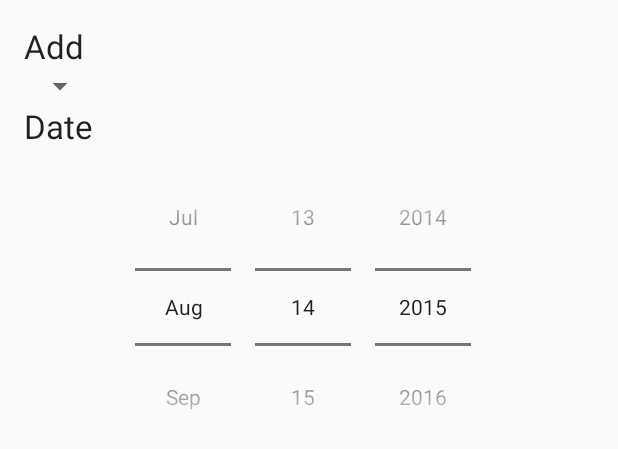
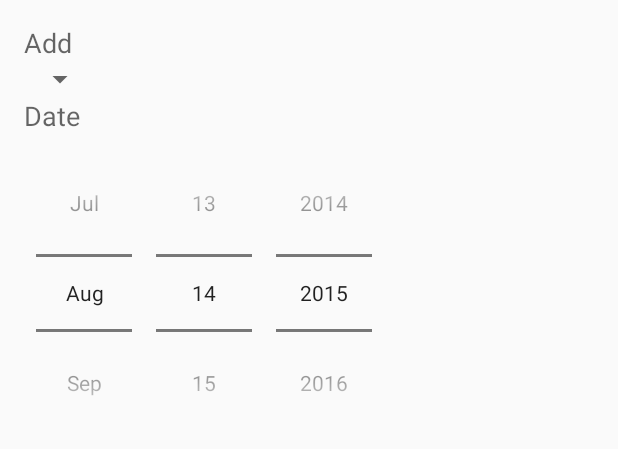
Before and after one commit to napcosta/Beehive, an Android app: the layout action_add_overlay.xml on its own in the app's theme, with its tools: preview values and no code run, on a phone screen of 412 x 824 dp. Shown: the top 449 px of the screen. Run offline under Robolectric (Android 15) with nearby library versions, the phone set to English and light mode, and no system bars.

Commit message:
Improved some overlay styling

```diff
--- a/app/src/main/java/com/example/bee/beehive/Activities/ApiaryActivity.java
+++ b/app/src/main/java/com/example/bee/beehive/Activities/ApiaryActivity.java
@@ -4,6 +4,7 @@ import android.database.Cursor;
 import android.os.Bundle;
 import android.view.View;
 import com.example.bee.beehive.Apiary;
+import com.example.bee.beehive.Fragments.AddApiaryOverlay;
 import com.example.bee.beehive.R;
 import com.example.bee.beehive.dbListEntry;
 
--- a/app/src/main/java/com/example/bee/beehive/Activities/HiveActivity.java
+++ b/app/src/main/java/com/example/bee/beehive/Activities/HiveActivity.java
@@ -8,6 +8,7 @@ import android.view.MenuItem;
 import android.view.View;
 
 import com.example.bee.beehive.DatabaseHandler;
+import com.example.bee.beehive.Fragments.AddHiveOverlay;
 import com.example.bee.beehive.Hive;
 import com.example.bee.beehive.R;
 
--- a/app/src/main/java/com/example/bee/beehive/Activities/ListItem.java
+++ b/app/src/main/java/com/example/bee/beehive/Activities/ListItem.java
@@ -10,11 +10,7 @@ import com.example.bee.beehive.CustomCursorAdapter;
 
 import com.example.bee.beehive.Apiary;
 import com.example.bee.beehive.DatabaseHandler;
-import com.example.bee.beehive.dbListEntry;
-
-import java.util.ArrayList;
-import java.util.List;
-import java.util.Objects;
+import com.example.bee.beehive.Fragments.AddApiaryOverlay;
 
 /**
  * Created by Nuno on 13/06/2015.
--- a/app/src/main/java/com/example/bee/beehive/ListFragment.java
+++ b/app/src/main/java/com/example/bee/beehive/Fragments/ListFragment.java
@@ -1,4 +1,4 @@
-package com.example.bee.beehive;
+package com.example.bee.beehive.Fragments;
 
 import android.content.Intent;
 import android.support.v4.app.Fragment;
@@ -18,6 +18,8 @@ import android.widget.Toast;
 
 import com.example.bee.beehive.Activities.ApiaryActivity;
 import com.example.bee.beehive.Activities.ListItem;
+import com.example.bee.beehive.CustomCursorAdapter;
+import com.example.bee.beehive.R;
 
 import java.util.List;
 
--- a/app/src/main/res/layout/action_add_overlay.xml
+++ b/app/src/main/res/layout/action_add_overlay.xml
@@ -9,11 +9,17 @@
                 tools:context="com.example.bee.beehive.Activities.AddOverlay">
 
 
+    <LinearLayout
+        android:orientation="vertical"
+        android:layout_width="match_parent"
+        android:layout_height="wrap_content"
+        android:id="@+id/linearLayout3">
+
         <TextView
             android:text="@string/action_add"
             android:layout_width="wrap_content"
             android:layout_height="wrap_content"
-        android:textAppearance="?android:attr/textAppearanceLarge"
+            android:textAppearance="?android:attr/textAppearanceMedium"
             android:id="@+id/textView"
             android:layout_alignParentTop="true"
             android:layout_alignParentLeft="true"
@@ -26,12 +32,21 @@
             android:layout_below="@+id/textView"
             android:layout_alignParentLeft="true"
             android:layout_alignParentStart="true"/>
+    </LinearLayout>
+
+    <LinearLayout
+        android:orientation="vertical"
+        android:layout_width="match_parent"
+        android:layout_height="wrap_content"
+        android:layout_below="@+id/linearLayout3"
+        android:layout_alignParentLeft="true"
+        android:layout_alignParentStart="true">
 
         <TextView
             android:text="Date"
             android:layout_width="wrap_content"
             android:layout_height="wrap_content"
-        android:textAppearance="?android:attr/textAppearanceLarge"
+            android:textAppearance="?android:attr/textAppearanceMedium"
             android:layout_below="@+id/spinner"
             android:layout_alignParentLeft="true"
             android:layout_alignParentStart="true"
@@ -45,5 +60,6 @@
             android:layout_centerHorizontal="true"
             android:datePickerMode="spinner"
             android:calendarViewShown="false"/>
+    </LinearLayout>
 
 </RelativeLayout>
--- a/app/src/main/res/layout/activity_action.xml
+++ b/app/src/main/res/layout/activity_action.xml
@@ -1,5 +1,5 @@
 <fragment xmlns:android="http://schemas.android.com/apk/res/android"
           xmlns:tools="http://schemas.android.com/tools" android:id="@+id/fragment"
-          android:name="com.example.bee.beehive.ListFragment"
+          android:name="com.example.bee.beehive.Fragments.ListFragment"
           tools:layout="@layout/fragment_item_scroll" android:layout_width="match_parent"
           android:layout_height="match_parent" />
--- a/app/src/main/res/layout/activity_add_apiary_overlay.xml
+++ b/app/src/main/res/layout/activity_add_apiary_overlay.xml
@@ -12,7 +12,7 @@
     android:text="@string/add_apiary"
     android:layout_width="wrap_content"
     android:layout_height="wrap_content"
-    android:textAppearance="?android:attr/textAppearanceLarge"
+    android:textAppearance="?android:attr/textAppearanceMedium"
     android:id="@+id/overlayAddApiary"
     android:paddingTop="10dp"
     android:paddingBottom="10dp"/>
--- a/app/src/main/res/layout/activity_apiary.xml
+++ b/app/src/main/res/layout/activity_apiary.xml
@@ -1,5 +1,5 @@
 <fragment xmlns:android="http://schemas.android.com/apk/res/android"
     xmlns:tools="http://schemas.android.com/tools" android:id="@+id/fragment"
-    android:name="com.example.bee.beehive.ListFragment"
+    android:name="com.example.bee.beehive.Fragments.ListFragment"
     tools:layout="@layout/fragment_item_scroll" android:layout_width="match_parent"
     android:layout_height="match_parent" />
--- a/app/src/main/res/layout/activity_hive.xml
+++ b/app/src/main/res/layout/activity_hive.xml
@@ -1,5 +1,5 @@
 <fragment xmlns:android="http://schemas.android.com/apk/res/android"
     xmlns:tools="http://schemas.android.com/tools" android:id="@+id/fragment"
-    android:name="com.example.bee.beehive.ListFragment"
+    android:name="com.example.bee.beehive.Fragments.ListFragment"
     tools:layout="@layout/fragment_item_scroll" android:layout_width="match_parent"
     android:layout_height="match_parent" />
--- a/app/src/main/res/layout/list_item.xml
+++ b/app/src/main/res/layout/list_item.xml
@@ -11,7 +11,8 @@
         android:orientation="vertical"
         android:layout_width="fill_parent"
         android:layout_height="wrap_content"
-        android:minHeight="?android:attr/listPreferredItemHeightSmall">
+        android:minHeight="?android:attr/listPreferredItemHeightSmall"
+        android:background="?android:selectableItemBackground">
 
         <TextView xmlns:android="http://schemas.android.com/apk/res/android"
             android:orientation="vertical"
--- a/app/src/main/res/layout/spinner_item.xml
+++ b/app/src/main/res/layout/spinner_item.xml
@@ -6,6 +6,6 @@
           android:layout_height="48dp"
           android:gravity="left|center_vertical"
           android:textColor="@android:color/black"
-          android:textSize="20sp"
+          android:textAppearance="?android:attr/textAppearanceMedium"
           android:paddingLeft="10dp"
           android:textIsSelectable="false"/>
--- a/app/src/main/res/menu/menu_add_hive_overlay.xml
+++ b/app/src/main/res/menu/menu_add_hive_overlay.xml
@@ -1,7 +1,7 @@
 <menu xmlns:android="http://schemas.android.com/apk/res/android"
       xmlns:app="http://schemas.android.com/apk/res-auto"
       xmlns:tools="http://schemas.android.com/tools"
-      tools:context="com.example.bee.beehive.Activities.AddHiveOverlay">
+      tools:context="com.example.bee.beehive.Fragments.AddHiveOverlay">
     <item android:id="@+id/action_settings"
           android:title="@string/action_settings"
           android:orderInCategory="100"
```
Also changed, not shown: app/src/main/java/com/example/bee/beehive/Activities/ActionActivity.java (+1 -8 lines), app/src/main/java/com/example/bee/beehive/CustomCursorAdapter.java (+9 -0 lines), app/src/main/java/com/example/bee/beehive/Fragments/AddActionOverlay.java (renamed from app/src/main/java/com/example/bee/beehive/Activities/AddActionOverlay.java, +5 -4 lines), app/src/main/java/com/example/bee/beehive/Fragments/AddApiaryOverlay.java (renamed from app/src/main/java/com/example/bee/beehive/Activities/AddHiveOverlay.java, +6 -11 lines), app/src/main/java/com/example/bee/beehive/Fragments/AddHiveOverlay.java (renamed from app/src/main/java/com/example/bee/beehive/Activities/AddApiaryOverlay.java, +14 -7 lines), app/src/main/res/layout/activity_add_hive_overlay.xml (+4 -4 lines). Lines whose indentation alone changed are shown as unchanged.
